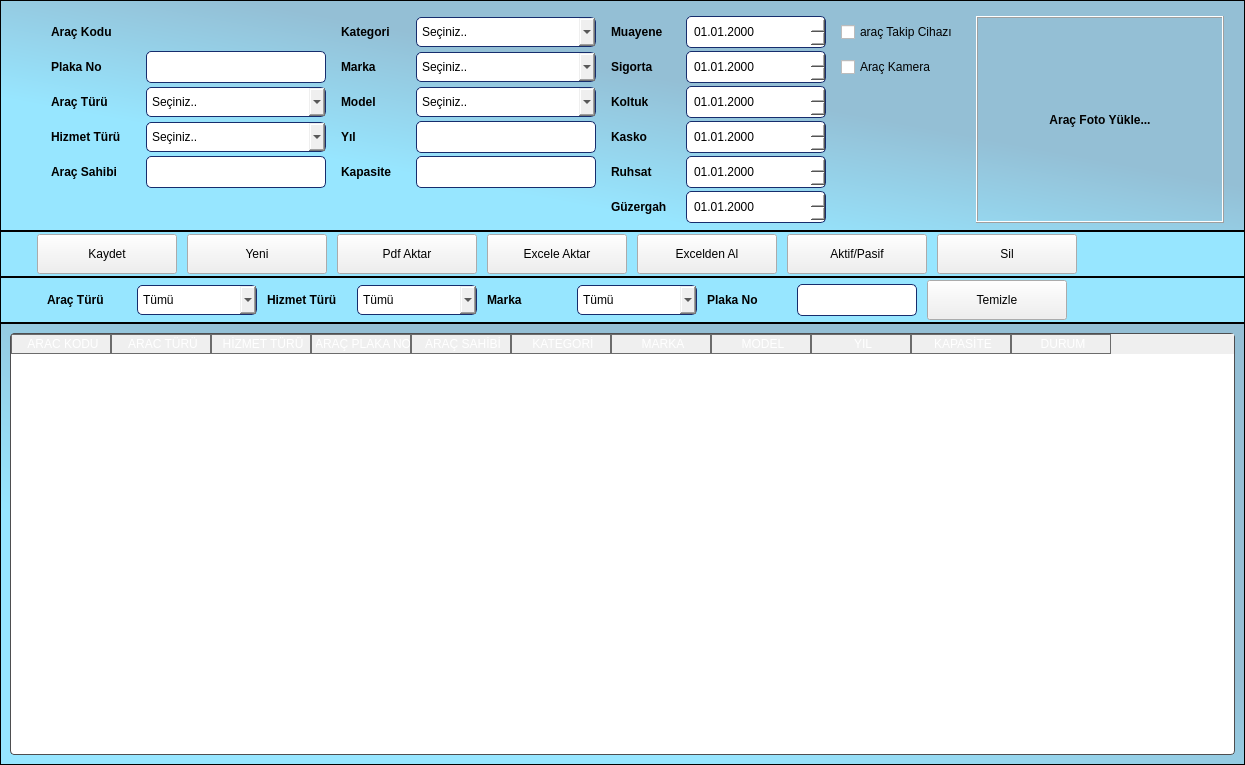
The window that ui/ui_files/vehicles_window.ui (AyhanErcan70/SATTUP) describes before a commit, drawn with Qt 5.
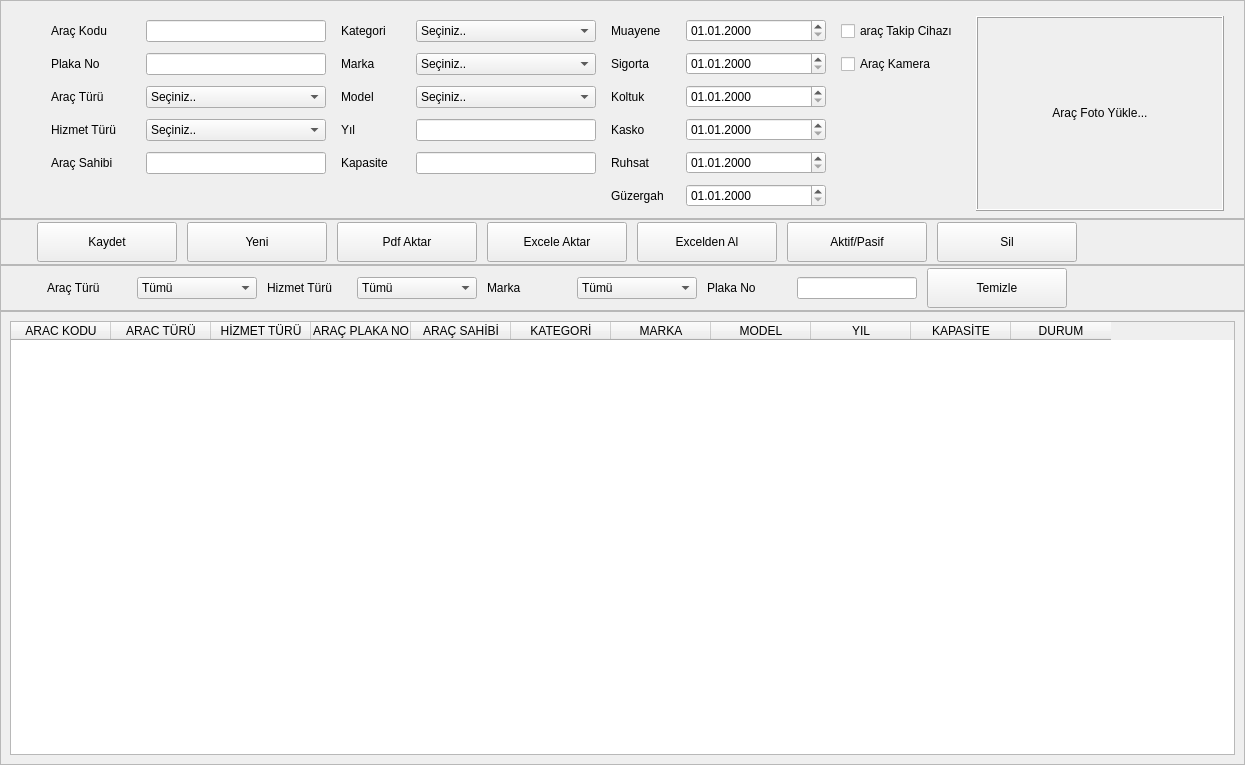
The same window after the commit.

Patch:
```diff
--- a/ui/ui_files/vehicles_window.ui
+++ b/ui/ui_files/vehicles_window.ui
@@ -14,86 +14,7 @@
    <string>Form</string>
   </property>
   <property name="styleSheet">
-   <string notr="true">QFrame#top_frame, QFrame#bottom_frame{
-background-color: qlineargradient(spread:pad, x1:0, y1:1, x2:1, y2:0, stop:0.287234 rgba(151, 230, 255, 255), stop:0.595745 rgba(148, 191, 213, 255));}
-
-QFrame#middle_n_frame, QFrame#middle_s_frame{
-background-color: qlineargradient(spread:pad, x1:0, y1:1, x2:1, y2:0, stop:0.287234 rgba(151, 230, 255, 255), stop:0.595745 rgba(151, 230, 255, 255));}
-
-QLineEdit#txt_arac_kodu{
-border: none;
-background-color:transparent;
-font-family: &quot;Nesatho&quot;;
-font-weight: bold;
-font-size: 12pt;
-text-align: center;
-color:#df141e;
-}
-QLineEdit, QDateEdit{
-background-color:#fff;
-border: 1px solid #162D6D;
-border-radius: 5px;
-min-height:30px;
-max-height: 30px;
-padding-left: 5px;
-}
-QComboBox {border: 1px solid #162d6d;
-min-height:28px;
-max-height: 28px;
-padding-left: 5px;
-border-radius: 5px; }
-QLineEdit:focus, QComboBox:focus, QDateEdit:focus{
-background-color:#ffffce;
-}
-QLabel{background-color:none;
-font-weight: bold;}
-
-/*QPushBotton#btn_kaydet, QPushBotton#btn_yeni, QPushBotton#btn_sil, QPushBotton#btn_excele_aktar, QPushBotton#btn_pdfye_aktar, QPushBotton#btn_excel_yukle, QPushBotton#btn_yeni, QPushButton#btn_temizle_f{
-background-color: #288EB2;
-color: #162D6D;
-font-size: 14px;
-min-widht:140px;
-min-height:40px;
-}*/
-/* Tablonun Genel Çerçevesi */
-QTableWidget {
-    background-color: #ffffff;
-    alternate-background-color: #cfd0d1; /* Zebra satır rengi */
-    gridline-color: #96999c;             /* Hücre çizgisi rengi */
-    border: 1px solid #4e4e50;
-    border-radius: 4px;
-    font-family: &quot;DaltonaPro&quot;;       /* Veya yeni yüklediğin font adı */
-    outline: 0;                          /* Seçimdeki kesikli çizgiyi kaldırır */
-}
-
-QHeaderView::section {
-    background-color: qlineargradient(x1:0, y1:0, x2:0, y2:1,
-                                      stop:0 #2246AA, stop: 0.5 #1A3580,
-                                      stop: 0.6 #162d6d, stop:1 #20409c);
-    color: white;
-    padding-left: 4px;
-    border: 1px solid #6c6c6c;
-}
-
-
-/* Hücreler */
-QTableWidget::item {
-    padding: 5px;
-    border-bottom: 1px solid #757779;
-}
-
-/* Satır Seçildiğinde */
-QTableWidget::item:selected {
-    background-color: #e1f5fe;
-    color: #162D6D;
-    border-left: 3px solid #01c4ff;      /* Seçili satıra sol vurgu */
-}
-
-/* Köşe Bölgesi (Sol üst boşluk) */
-QTableWidget QTableCornerButton::section {
-    background-color: #162D6D;
-    border: none;
-}</string>
+   <string notr="true"/>
   </property>
   <layout class="QGridLayout" name="gridLayout_8">
    <property name="leftMargin">
@@ -350,6 +271,9 @@
      <layout class="QGridLayout" name="gridLayout_7">
       <item row="0" column="0">
        <widget class="QTableWidget" name="tableView">
+        <property name="focusPolicy">
+         <enum>Qt::FocusPolicy::NoFocus</enum>
+        </property>
         <column>
          <property name="text">
           <string>ARAC KODU</string>
@@ -509,13 +433,13 @@
           <property name="minimumSize">
            <size>
             <width>140</width>
-            <height>32</height>
+            <height>0</height>
            </size>
           </property>
           <property name="maximumSize">
            <size>
             <width>16777215</width>
-            <height>32</height>
+            <height>16777215</height>
            </size>
           </property>
           <property name="alignment">
@@ -528,6 +452,9 @@
         </item>
         <item row="0" column="7" rowspan="6">
          <widget class="QLabel" name="lbl_arac_foto">
+          <property name="focusPolicy">
+           <enum>Qt::FocusPolicy::StrongFocus</enum>
+          </property>
           <property name="frameShape">
            <enum>QFrame::Shape::Box</enum>
           </property>
@@ -653,13 +580,13 @@
           <property name="minimumSize">
            <size>
             <width>180</width>
-            <height>30</height>
+            <height>0</height>
            </size>
           </property>
           <property name="maximumSize">
            <size>
             <width>180</width>
-            <height>30</height>
+            <height>16777215</height>
            </size>
           </property>
           <item>
@@ -680,13 +607,13 @@
           <property name="minimumSize">
            <size>
             <width>140</width>
-            <height>32</height>
+            <height>0</height>
            </size>
           </property>
           <property name="maximumSize">
            <size>
             <width>16777215</width>
-            <height>32</height>
+            <height>16777215</height>
            </size>
           </property>
           <property name="alignment">
@@ -733,13 +660,13 @@
           <property name="minimumSize">
            <size>
             <width>180</width>
-            <height>32</height>
+            <height>0</height>
            </size>
           </property>
           <property name="maximumSize">
            <size>
             <width>180</width>
-            <height>32</height>
+            <height>16777215</height>
            </size>
           </property>
          </widget>
@@ -780,13 +707,13 @@
           <property name="minimumSize">
            <size>
             <width>140</width>
-            <height>32</height>
+            <height>0</height>
            </size>
           </property>
           <property name="maximumSize">
            <size>
             <width>16777215</width>
-            <height>32</height>
+            <height>16777215</height>
            </size>
           </property>
           <property name="alignment">
@@ -808,13 +735,13 @@
           <property name="minimumSize">
            <size>
             <width>180</width>
-            <height>32</height>
+            <height>0</height>
            </size>
           </property>
           <property name="maximumSize">
            <size>
             <width>180</width>
-            <height>32</height>
+            <height>16777215</height>
            </size>
           </property>
          </widget>
@@ -880,13 +807,13 @@
           <property name="minimumSize">
            <size>
             <width>140</width>
-            <height>32</height>
+            <height>0</height>
            </size>
           </property>
           <property name="maximumSize">
            <size>
             <width>16777215</width>
-            <height>32</height>
+            <height>16777215</height>
            </size>
           </property>
           <property name="alignment">
@@ -958,13 +885,13 @@
           <property name="minimumSize">
            <size>
             <width>180</width>
-            <height>30</height>
+            <height>0</height>
            </size>
           </property>
           <property name="maximumSize">
            <size>
             <width>180</width>
-            <height>30</height>
+            <height>16777215</height>
            </size>
           </property>
           <item>
@@ -995,13 +922,13 @@
           <property name="minimumSize">
            <size>
             <width>180</width>
-            <height>32</height>
+            <height>0</height>
            </size>
           </property>
           <property name="maximumSize">
            <size>
             <width>180</width>
-            <height>32</height>
+            <height>16777215</height>
            </size>
           </property>
          </widget>
@@ -1042,13 +969,13 @@
           <property name="minimumSize">
            <size>
             <width>180</width>
-            <height>32</height>
+            <height>0</height>
            </size>
           </property>
           <property name="maximumSize">
            <size>
             <width>180</width>
-            <height>32</height>
+            <height>16777215</height>
            </size>
           </property>
          </widget>
@@ -1089,13 +1016,13 @@
           <property name="minimumSize">
            <size>
             <width>180</width>
-            <height>30</height>
+            <height>0</height>
            </size>
           </property>
           <property name="maximumSize">
            <size>
             <width>180</width>
-            <height>30</height>
+            <height>16777215</height>
            </size>
           </property>
           <item>
@@ -1116,13 +1043,13 @@
           <property name="minimumSize">
            <size>
             <width>140</width>
-            <height>32</height>
+            <height>0</height>
            </size>
           </property>
           <property name="maximumSize">
            <size>
             <width>16777215</width>
-            <height>32</height>
+            <height>16777215</height>
            </size>
           </property>
           <property name="alignment">
@@ -1169,13 +1096,13 @@
           <property name="minimumSize">
            <size>
             <width>140</width>
-            <height>32</height>
+            <height>0</height>
            </size>
           </property>
           <property name="maximumSize">
            <size>
             <width>16777215</width>
-            <height>32</height>
+            <height>16777215</height>
            </size>
           </property>
           <property name="alignment">
@@ -1197,13 +1124,13 @@
           <property name="minimumSize">
            <size>
             <width>180</width>
-            <height>30</height>
+            <height>0</height>
            </size>
           </property>
           <property name="maximumSize">
            <size>
             <width>180</width>
-            <height>30</height>
+            <height>16777215</height>
            </size>
           </property>
           <item>
@@ -1234,15 +1161,18 @@
           <property name="minimumSize">
            <size>
             <width>180</width>
-            <height>30</height>
+            <height>0</height>
            </size>
           </property>
           <property name="maximumSize">
            <size>
             <width>180</width>
-            <height>30</height>
+            <height>16777215</height>
            </size>
           </property>
+          <property name="focusPolicy">
+           <enum>Qt::FocusPolicy::NoFocus</enum>
+          </property>
          </widget>
         </item>
         <item row="3" column="2">
@@ -1331,13 +1261,13 @@
           <property name="minimumSize">
            <size>
             <width>180</width>
-            <height>30</height>
+            <height>0</height>
            </size>
           </property>
           <property name="maximumSize">
            <size>
             <width>180</width>
-            <height>30</height>
+            <height>16777215</height>
            </size>
           </property>
           <item>
@@ -1436,13 +1366,13 @@
           <property name="minimumSize">
            <size>
             <width>120</width>
-            <height>30</height>
+            <height>0</height>
            </size>
           </property>
           <property name="maximumSize">
            <size>
             <width>120</width>
-            <height>30</height>
+            <height>16777215</height>
            </size>
           </property>
           <item>
@@ -1473,13 +1403,13 @@
           <property name="minimumSize">
            <size>
             <width>120</width>
-            <height>30</height>
+            <height>0</height>
            </size>
           </property>
           <property name="maximumSize">
            <size>
             <width>120</width>
-            <height>30</height>
+            <height>16777215</height>
            </size>
           </property>
           <item>
@@ -1575,13 +1505,13 @@
           <property name="minimumSize">
            <size>
             <width>120</width>
-            <height>32</height>
+            <height>0</height>
            </size>
           </property>
           <property name="maximumSize">
            <size>
             <width>120</width>
-            <height>32</height>
+            <height>16777215</height>
            </size>
           </property>
          </widget>
@@ -1597,13 +1527,13 @@
           <property name="minimumSize">
            <size>
             <width>120</width>
-            <height>30</height>
+            <height>0</height>
            </size>
           </property>
           <property name="maximumSize">
            <size>
             <width>120</width>
-            <height>30</height>
+            <height>16777215</height>
            </size>
           </property>
           <item>
```
Left out of the diff: 34 changed lines with no effect on the pictures.
